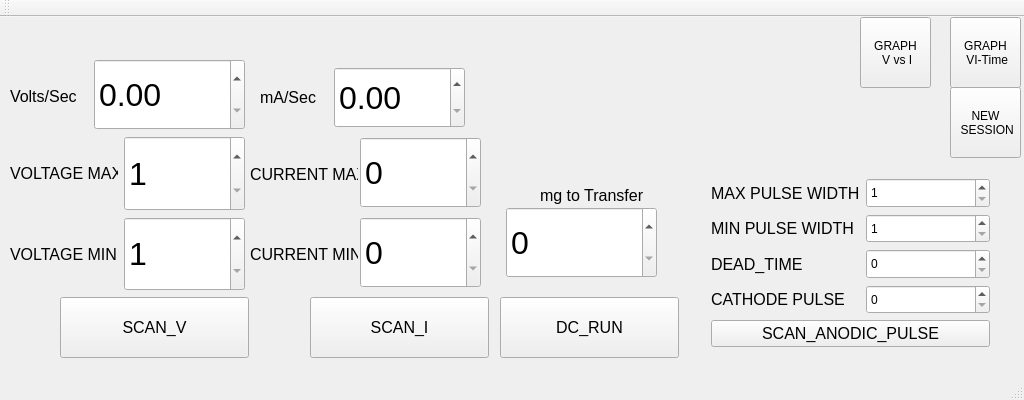
This is RPi/ui/mc_front/mainwindow.ui in jera-sea/MatterCompiler as Qt 5 draws it before an edit. The edited form follows.
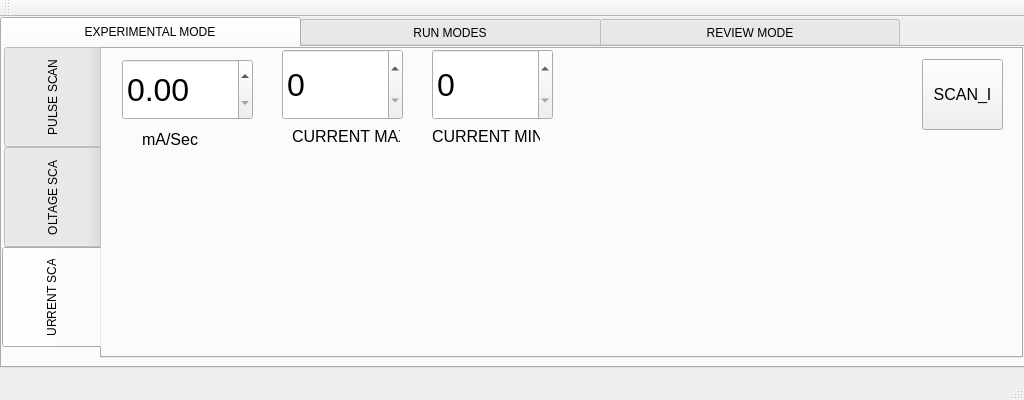
This is the edited form. The open tabs and pages were chosen to show the change.

Commit message: added tabbed windows

```diff
--- a/RPi/ui/mc_front/mainwindow.ui
+++ b/RPi/ui/mc_front/mainwindow.ui
@@ -14,25 +14,55 @@
    <string>MainWindow</string>
   </property>
   <widget class="QWidget" name="centralWidget">
-   <widget class="QPushButton" name="btnNewSession">
+   <widget class="QTabWidget" name="tabWidget">
     <property name="geometry">
      <rect>
-      <x>950</x>
-      <y>70</y>
-      <width>71</width>
-      <height>71</height>
+      <x>0</x>
+      <y>0</y>
+      <width>1031</width>
+      <height>351</height>
      </rect>
     </property>
-    <property name="text">
-     <string>NEW 
- SESSION</string>
+    <property name="styleSheet">
+     <string notr="true">QTabBar::tab { height: 30px; width: 300px; }</string>
     </property>
-   </widget>
+    <property name="tabShape">
+     <enum>QTabWidget::Rounded</enum>
+    </property>
+    <property name="currentIndex">
+     <number>0</number>
+    </property>
+    <widget class="QWidget" name="tabWidgetPage1" native="true">
+     <attribute name="title">
+      <string>EXPERIMENTAL MODE</string>
+     </attribute>
+     <widget class="QTabWidget" name="tabWidget_3">
+      <property name="geometry">
+       <rect>
+        <x>0</x>
+        <y>0</y>
+        <width>1021</width>
+        <height>311</height>
+       </rect>
+      </property>
+      <property name="styleSheet">
+       <string notr="true">QTabBar::tab { height: 100px; width: 100px; }</string>
+      </property>
+      <property name="tabPosition">
+       <enum>QTabWidget::West</enum>
+      </property>
+      <property name="currentIndex">
+       <number>0</number>
+      </property>
+      <widget class="QWidget" name="tab_7">
+       <attribute name="title">
+        <string>PULSE SCAN</string>
+       </attribute>
    <widget class="QWidget" name="layoutWidget_2">
     <property name="geometry">
      <rect>
-      <x>700</x>
-      <y>150</y>
+          <x>30</x>
+          <y>10</y>
       <width>301</width>
       <height>191</height>
      </rect>
@@ -158,39 +188,37 @@
      </item>
     </layout>
    </widget>
-   <widget class="QPushButton" name="btnGraphVIT">
-    <property name="geometry">
-     <rect>
-      <x>950</x>
-      <y>0</y>
-      <width>71</width>
-      <height>71</height>
-     </rect>
-    </property>
-    <property name="text">
-     <string>GRAPH 
- VI-Time</string>
-    </property>
-   </widget>
-   <widget class="QPushButton" name="btnGraphVI">
+      </widget>
+      <widget class="QWidget" name="tab_2">
+       <attribute name="title">
+        <string>VOLTAGE SCAN</string>
+       </attribute>
+       <widget class="QDoubleSpinBox" name="dblVoltSec">
     <property name="geometry">
      <rect>
-      <x>860</x>
-      <y>0</y>
-      <width>71</width>
+          <x>20</x>
+          <y>20</y>
+          <width>151</width>
       <height>71</height>
      </rect>
     </property>
-    <property name="text">
-     <string>GRAPH 
- V vs I</string>
+        <property name="sizePolicy">
+         <sizepolicy hsizetype="Minimum" vsizetype="Preferred">
+          <horstretch>0</horstretch>
+          <verstretch>0</verstretch>
+         </sizepolicy>
+        </property>
+        <property name="font">
+         <font>
+          <pointsize>24</pointsize>
+         </font>
     </property>
    </widget>
    <widget class="QLabel" name="label_7">
     <property name="geometry">
      <rect>
-      <x>10</x>
-      <y>70</y>
+          <x>40</x>
+          <y>100</y>
       <width>108</width>
       <height>19</height>
      </rect>
@@ -207,8 +235,8 @@
    <widget class="QSpinBox" name="intMaxVoltage">
     <property name="geometry">
      <rect>
-      <x>124</x>
-      <y>119</y>
+          <x>220</x>
+          <y>20</y>
       <width>121</width>
       <height>75</height>
      </rect>
@@ -231,83 +259,11 @@
      <number>55</number>
     </property>
    </widget>
-   <widget class="QSpinBox" name="intMinVoltage">
-    <property name="geometry">
-     <rect>
-      <x>124</x>
-      <y>200</y>
-      <width>121</width>
-      <height>74</height>
-     </rect>
-    </property>
-    <property name="sizePolicy">
-     <sizepolicy hsizetype="Minimum" vsizetype="Expanding">
-      <horstretch>0</horstretch>
-      <verstretch>0</verstretch>
-     </sizepolicy>
-    </property>
-    <property name="font">
-     <font>
-      <pointsize>24</pointsize>
-     </font>
-    </property>
-    <property name="minimum">
-     <number>1</number>
-    </property>
-    <property name="maximum">
-     <number>55</number>
-    </property>
-   </widget>
-   <widget class="QDoubleSpinBox" name="dblVoltSec">
-    <property name="geometry">
-     <rect>
-      <x>94</x>
-      <y>42</y>
-      <width>151</width>
-      <height>71</height>
-     </rect>
-    </property>
-    <property name="sizePolicy">
-     <sizepolicy hsizetype="Minimum" vsizetype="Preferred">
-      <horstretch>0</horstretch>
-      <verstretch>0</verstretch>
-     </sizepolicy>
-    </property>
-    <property name="font">
-     <font>
-      <pointsize>24</pointsize>
-     </font>
-    </property>
-   </widget>
-   <widget class="QPushButton" name="btnScanV">
-    <property name="geometry">
-     <rect>
-      <x>60</x>
-      <y>280</y>
-      <width>189</width>
-      <height>61</height>
-     </rect>
-    </property>
-    <property name="sizePolicy">
-     <sizepolicy hsizetype="Minimum" vsizetype="MinimumExpanding">
-      <horstretch>0</horstretch>
-      <verstretch>0</verstretch>
-     </sizepolicy>
-    </property>
-    <property name="font">
-     <font>
-      <pointsize>12</pointsize>
-     </font>
-    </property>
-    <property name="text">
-     <string>SCAN_V</string>
-    </property>
-   </widget>
    <widget class="QLabel" name="label_4">
     <property name="geometry">
      <rect>
-      <x>10</x>
-      <y>119</y>
+          <x>220</x>
+          <y>70</y>
       <width>108</width>
       <height>75</height>
      </rect>
@@ -321,11 +277,38 @@
      <string>VOLTAGE MAX</string>
     </property>
    </widget>
+       <widget class="QSpinBox" name="intMinVoltage">
+        <property name="geometry">
+         <rect>
+          <x>390</x>
+          <y>20</y>
+          <width>121</width>
+          <height>74</height>
+         </rect>
+        </property>
+        <property name="sizePolicy">
+         <sizepolicy hsizetype="Minimum" vsizetype="Expanding">
+          <horstretch>0</horstretch>
+          <verstretch>0</verstretch>
+         </sizepolicy>
+        </property>
+        <property name="font">
+         <font>
+          <pointsize>24</pointsize>
+         </font>
+        </property>
+        <property name="minimum">
+         <number>1</number>
+        </property>
+        <property name="maximum">
+         <number>55</number>
+        </property>
+       </widget>
    <widget class="QLabel" name="label_2">
     <property name="geometry">
      <rect>
-      <x>10</x>
-      <y>200</y>
+          <x>390</x>
+          <y>80</y>
       <width>108</width>
       <height>74</height>
      </rect>
@@ -339,29 +322,40 @@
      <string>VOLTAGE MIN</string>
     </property>
    </widget>
-   <widget class="QLabel" name="label_6">
+       <widget class="QPushButton" name="btnScanV">
     <property name="geometry">
      <rect>
-      <x>250</x>
-      <y>220</y>
-      <width>108</width>
-      <height>35</height>
-     </rect>
-    </property>
+          <x>820</x>
+          <y>0</y>
+          <width>91</width>
+          <height>81</height>
+         </rect>
+        </property>
+        <property name="sizePolicy">
+         <sizepolicy hsizetype="Minimum" vsizetype="MinimumExpanding">
+          <horstretch>0</horstretch>
+          <verstretch>0</verstretch>
+         </sizepolicy>
+        </property>
     <property name="font">
      <font>
       <pointsize>12</pointsize>
      </font>
     </property>
     <property name="text">
-     <string>CURRENT MIN</string>
-    </property>
-   </widget>
+         <string>SCAN_V</string>
+        </property>
+       </widget>
+      </widget>
+      <widget class="QWidget" name="tab_5">
+       <attribute name="title">
+        <string>CURRENT SCAN</string>
+       </attribute>
    <widget class="QDoubleSpinBox" name="dblVoltSec_2">
     <property name="geometry">
      <rect>
-      <x>334</x>
-      <y>50</y>
+          <x>20</x>
+          <y>10</y>
       <width>131</width>
       <height>61</height>
      </rect>
@@ -372,71 +366,11 @@
      </font>
     </property>
    </widget>
-   <widget class="QSpinBox" name="intMinCurrent">
-    <property name="geometry">
-     <rect>
-      <x>360</x>
-      <y>200</y>
-      <width>121</width>
-      <height>71</height>
-     </rect>
-    </property>
-    <property name="sizePolicy">
-     <sizepolicy hsizetype="Minimum" vsizetype="Expanding">
-      <horstretch>0</horstretch>
-      <verstretch>0</verstretch>
-     </sizepolicy>
-    </property>
-    <property name="font">
-     <font>
-      <pointsize>24</pointsize>
-     </font>
-    </property>
-    <property name="maximum">
-     <number>4000</number>
-    </property>
-   </widget>
-   <widget class="QLabel" name="label_5">
-    <property name="geometry">
-     <rect>
-      <x>250</x>
-      <y>140</y>
-      <width>108</width>
-      <height>35</height>
-     </rect>
-    </property>
-    <property name="font">
-     <font>
-      <pointsize>12</pointsize>
-     </font>
-    </property>
-    <property name="text">
-     <string>CURRENT MAX</string>
-    </property>
-   </widget>
-   <widget class="QPushButton" name="btnScanI">
-    <property name="geometry">
-     <rect>
-      <x>310</x>
-      <y>280</y>
-      <width>179</width>
-      <height>61</height>
-     </rect>
-    </property>
-    <property name="font">
-     <font>
-      <pointsize>12</pointsize>
-     </font>
-    </property>
-    <property name="text">
-     <string>SCAN_I</string>
-    </property>
-   </widget>
    <widget class="QLabel" name="label_9">
     <property name="geometry">
      <rect>
-      <x>260</x>
-      <y>70</y>
+          <x>40</x>
+          <y>80</y>
       <width>108</width>
       <height>20</height>
      </rect>
@@ -453,9 +387,150 @@
    <widget class="QSpinBox" name="intMaxCurrent">
     <property name="geometry">
      <rect>
-      <x>360</x>
-      <y>120</y>
+          <x>180</x>
+          <y>0</y>
       <width>121</width>
+          <height>71</height>
+         </rect>
+        </property>
+        <property name="sizePolicy">
+         <sizepolicy hsizetype="Minimum" vsizetype="Expanding">
+          <horstretch>0</horstretch>
+          <verstretch>0</verstretch>
+         </sizepolicy>
+        </property>
+        <property name="font">
+         <font>
+          <pointsize>24</pointsize>
+         </font>
+        </property>
+        <property name="maximum">
+         <number>4000</number>
+        </property>
+       </widget>
+       <widget class="QLabel" name="label_5">
+        <property name="geometry">
+         <rect>
+          <x>190</x>
+          <y>70</y>
+          <width>108</width>
+          <height>35</height>
+         </rect>
+        </property>
+        <property name="font">
+         <font>
+          <pointsize>12</pointsize>
+         </font>
+        </property>
+        <property name="text">
+         <string>CURRENT MAX</string>
+        </property>
+       </widget>
+       <widget class="QSpinBox" name="intMinCurrent">
+        <property name="geometry">
+         <rect>
+          <x>330</x>
+          <y>0</y>
+          <width>121</width>
+          <height>71</height>
+         </rect>
+        </property>
+        <property name="sizePolicy">
+         <sizepolicy hsizetype="Minimum" vsizetype="Expanding">
+          <horstretch>0</horstretch>
+          <verstretch>0</verstretch>
+         </sizepolicy>
+        </property>
+        <property name="font">
+         <font>
+          <pointsize>24</pointsize>
+         </font>
+        </property>
+        <property name="maximum">
+         <number>4000</number>
+        </property>
+       </widget>
+       <widget class="QLabel" name="label_6">
+        <property name="geometry">
+         <rect>
+          <x>330</x>
+          <y>70</y>
+          <width>108</width>
+          <height>35</height>
+         </rect>
+        </property>
+        <property name="font">
+         <font>
+          <pointsize>12</pointsize>
+         </font>
+        </property>
+        <property name="text">
+         <string>CURRENT MIN</string>
+        </property>
+       </widget>
+       <widget class="QPushButton" name="btnScanI">
+        <property name="geometry">
+         <rect>
+          <x>820</x>
+          <y>10</y>
+          <width>81</width>
+          <height>71</height>
+         </rect>
+        </property>
+        <property name="font">
+         <font>
+          <pointsize>12</pointsize>
+         </font>
+        </property>
+        <property name="text">
+         <string>SCAN_I</string>
+        </property>
+       </widget>
+      </widget>
+     </widget>
+    </widget>
+    <widget class="QWidget" name="tab">
+     <attribute name="title">
+      <string>RUN MODES</string>
+     </attribute>
+     <widget class="QTabWidget" name="tabWidget_2">
+      <property name="geometry">
+       <rect>
+        <x>0</x>
+        <y>0</y>
+        <width>1011</width>
+        <height>311</height>
+       </rect>
+      </property>
+      <property name="styleSheet">
+       <string notr="true">QTabBar::tab { height: 100px; width: 50px; }</string>
+      </property>
+      <property name="tabPosition">
+       <enum>QTabWidget::West</enum>
+      </property>
+      <property name="currentIndex">
+       <number>0</number>
+      </property>
+      <widget class="QWidget" name="tab_3">
+       <attribute name="title">
+        <string>PULSE</string>
+       </attribute>
+      </widget>
+      <widget class="QWidget" name="tab_4">
+       <attribute name="title">
+        <string>PULSE REV</string>
+       </attribute>
+      </widget>
+      <widget class="QWidget" name="tab_8">
+       <attribute name="title">
+        <string>DIRECT</string>
+       </attribute>
+       <widget class="QSpinBox" name="intMilligrams">
+        <property name="geometry">
+         <rect>
+          <x>20</x>
+          <y>10</y>
+          <width>151</width>
       <height>71</height>
      </rect>
     </property>
@@ -477,8 +552,8 @@
    <widget class="QLabel" name="label_8">
     <property name="geometry">
      <rect>
-      <x>540</x>
-      <y>160</y>
+          <x>40</x>
+          <y>80</y>
       <width>106</width>
       <height>36</height>
      </rect>
@@ -492,37 +567,13 @@
      <string>mg to Transfer</string>
     </property>
    </widget>
-   <widget class="QSpinBox" name="intMilligrams">
-    <property name="geometry">
-     <rect>
-      <x>506</x>
-      <y>190</y>
-      <width>151</width>
-      <height>71</height>
-     </rect>
-    </property>
-    <property name="sizePolicy">
-     <sizepolicy hsizetype="Minimum" vsizetype="Expanding">
-      <horstretch>0</horstretch>
-      <verstretch>0</verstretch>
-     </sizepolicy>
-    </property>
-    <property name="font">
-     <font>
-      <pointsize>24</pointsize>
-     </font>
-    </property>
-    <property name="maximum">
-     <number>4000</number>
-    </property>
-   </widget>
    <widget class="QPushButton" name="btnRun">
     <property name="geometry">
      <rect>
-      <x>500</x>
-      <y>280</y>
-      <width>179</width>
-      <height>61</height>
+          <x>858</x>
+          <y>10</y>
+          <width>81</width>
+          <height>81</height>
      </rect>
     </property>
     <property name="font">
@@ -533,6 +584,57 @@
     <property name="text">
      <string>DC_RUN</string>
     </property>
+       </widget>
+      </widget>
+     </widget>
+    </widget>
+    <widget class="QWidget" name="tab_6">
+     <attribute name="title">
+      <string>REVIEW MODE</string>
+     </attribute>
+     <widget class="QPushButton" name="btnGraphVI">
+      <property name="geometry">
+       <rect>
+        <x>740</x>
+        <y>10</y>
+        <width>71</width>
+        <height>71</height>
+       </rect>
+      </property>
+      <property name="text">
+       <string>GRAPH 
+ V vs I</string>
+      </property>
+     </widget>
+     <widget class="QPushButton" name="btnGraphVIT">
+      <property name="geometry">
+       <rect>
+        <x>740</x>
+        <y>90</y>
+        <width>71</width>
+        <height>71</height>
+       </rect>
+      </property>
+      <property name="text">
+       <string>GRAPH 
+ VI-Time</string>
+      </property>
+     </widget>
+     <widget class="QPushButton" name="btnNewSession">
+      <property name="geometry">
+       <rect>
+        <x>740</x>
+        <y>170</y>
+        <width>71</width>
+        <height>71</height>
+       </rect>
+      </property>
+      <property name="text">
+       <string>NEW 
+ SESSION</string>
+      </property>
+     </widget>
+    </widget>
    </widget>
   </widget>
   <widget class="QMenuBar" name="menuBar">
```
Lines whose indentation alone changed are shown as unchanged. The commit also changes 2 other files.
